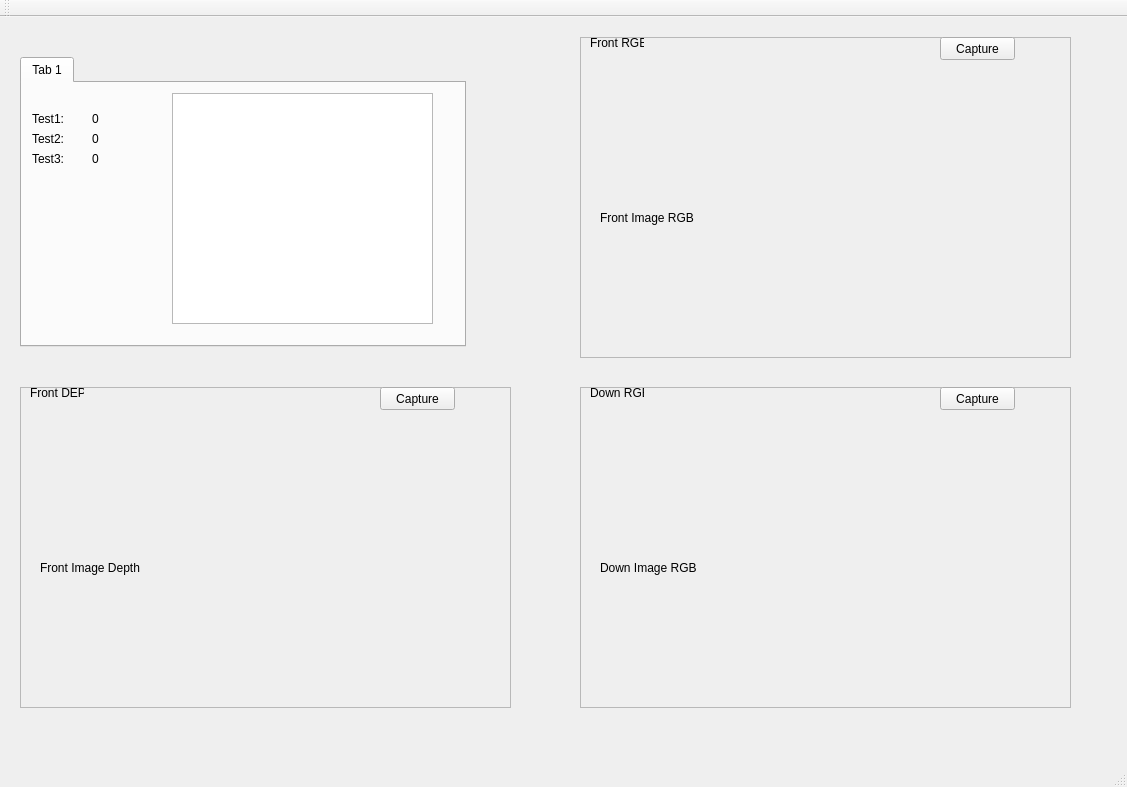
Above: DroneCompetition.ui from KongL1013/2018_summer_com before the change. Below: the same form after it.
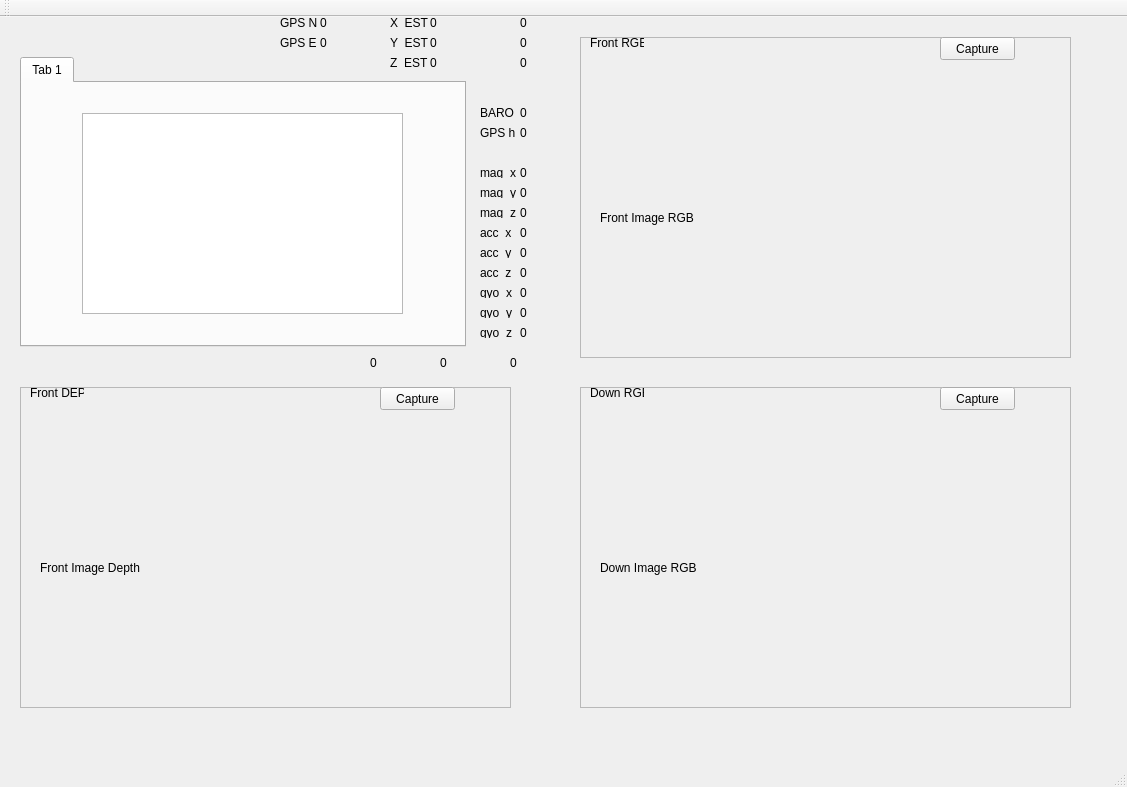
That is the form after the change.

```diff
--- a/DroneCompetition.ui
+++ b/DroneCompetition.ui
@@ -30,91 +30,13 @@
      <attribute name="title">
       <string>Tab 1</string>
      </attribute>
-     <widget class="QLabel" name="label">
-      <property name="geometry">
-       <rect>
-        <x>10</x>
-        <y>30</y>
-        <width>54</width>
-        <height>11</height>
-       </rect>
-      </property>
-      <property name="text">
-       <string>Test1:</string>
-      </property>
-     </widget>
-     <widget class="QLabel" name="label_Test1">
-      <property name="geometry">
-       <rect>
-        <x>70</x>
-        <y>30</y>
-        <width>54</width>
-        <height>11</height>
-       </rect>
-      </property>
-      <property name="text">
-       <string>0</string>
-      </property>
-     </widget>
-     <widget class="QLabel" name="label_3">
-      <property name="geometry">
-       <rect>
-        <x>10</x>
-        <y>50</y>
-        <width>54</width>
-        <height>11</height>
-       </rect>
-      </property>
-      <property name="text">
-       <string>Test2:</string>
-      </property>
-     </widget>
-     <widget class="QLabel" name="label_5">
-      <property name="geometry">
-       <rect>
-        <x>10</x>
-        <y>70</y>
-        <width>54</width>
-        <height>11</height>
-       </rect>
-      </property>
-      <property name="text">
-       <string>Test3:</string>
-      </property>
-     </widget>
-     <widget class="QLabel" name="label_Test2">
-      <property name="geometry">
-       <rect>
-        <x>70</x>
-        <y>50</y>
-        <width>54</width>
-        <height>11</height>
-       </rect>
-      </property>
-      <property name="text">
-       <string>0</string>
-      </property>
-     </widget>
-     <widget class="QLabel" name="label_Test3">
-      <property name="geometry">
-       <rect>
-        <x>70</x>
-        <y>70</y>
-        <width>54</width>
-        <height>11</height>
-       </rect>
-      </property>
-      <property name="text">
-       <string>0</string>
-      </property>
-     </widget>
      <widget class="QTextBrowser" name="textBrowser">
       <property name="geometry">
        <rect>
-        <x>150</x>
-        <y>10</y>
-        <width>261</width>
-        <height>231</height>
+        <x>60</x>
+        <y>30</y>
+        <width>321</width>
+        <height>201</height>
        </rect>
       </property>
      </widget>
@@ -285,6 +207,500 @@
      </property>
     </widget>
    </widget>
+   <widget class="QLabel" name="label_Test2">
+    <property name="geometry">
+     <rect>
+      <x>440</x>
+      <y>340</y>
+      <width>54</width>
+      <height>11</height>
+     </rect>
+    </property>
+    <property name="text">
+     <string>0</string>
+    </property>
+   </widget>
+   <widget class="QLabel" name="gyo_z">
+    <property name="geometry">
+     <rect>
+      <x>520</x>
+      <y>310</y>
+      <width>54</width>
+      <height>11</height>
+     </rect>
+    </property>
+    <property name="text">
+     <string>0</string>
+    </property>
+   </widget>
+   <widget class="QLabel" name="mag_y">
+    <property name="geometry">
+     <rect>
+      <x>520</x>
+      <y>170</y>
+      <width>54</width>
+      <height>11</height>
+     </rect>
+    </property>
+    <property name="text">
+     <string>0</string>
+    </property>
+   </widget>
+   <widget class="QLabel" name="acc_y">
+    <property name="geometry">
+     <rect>
+      <x>520</x>
+      <y>230</y>
+      <width>54</width>
+      <height>11</height>
+     </rect>
+    </property>
+    <property name="text">
+     <string>0</string>
+    </property>
+   </widget>
+   <widget class="QLabel" name="label_10">
+    <property name="geometry">
+     <rect>
+      <x>480</x>
+      <y>230</y>
+      <width>54</width>
+      <height>11</height>
+     </rect>
+    </property>
+    <property name="text">
+     <string>acc_y</string>
+    </property>
+   </widget>
+   <widget class="QLabel" name="mag_z">
+    <property name="geometry">
+     <rect>
+      <x>520</x>
+      <y>190</y>
+      <width>54</width>
+      <height>11</height>
+     </rect>
+    </property>
+    <property name="text">
+     <string>0</string>
+    </property>
+   </widget>
+   <widget class="QLabel" name="label_6">
+    <property name="geometry">
+     <rect>
+      <x>480</x>
+      <y>170</y>
+      <width>54</width>
+      <height>11</height>
+     </rect>
+    </property>
+    <property name="text">
+     <string>mag_y</string>
+    </property>
+   </widget>
+   <widget class="QLabel" name="label">
+    <property name="geometry">
+     <rect>
+      <x>280</x>
+      <y>0</y>
+      <width>54</width>
+      <height>11</height>
+     </rect>
+    </property>
+    <property name="text">
+     <string>GPS N</string>
+    </property>
+   </widget>
+   <widget class="QLabel" name="label_3">
+    <property name="geometry">
+     <rect>
+      <x>280</x>
+      <y>20</y>
+      <width>54</width>
+      <height>11</height>
+     </rect>
+    </property>
+    <property name="text">
+     <string>GPS E</string>
+    </property>
+   </widget>
+   <widget class="QLabel" name="label_Test3">
+    <property name="geometry">
+     <rect>
+      <x>510</x>
+      <y>340</y>
+      <width>54</width>
+      <height>11</height>
+     </rect>
+    </property>
+    <property name="text">
+     <string>0</string>
+    </property>
+   </widget>
+   <widget class="QLabel" name="gps_e">
+    <property name="geometry">
+     <rect>
+      <x>320</x>
+      <y>20</y>
+      <width>54</width>
+      <height>11</height>
+     </rect>
+    </property>
+    <property name="text">
+     <string>0</string>
+    </property>
+   </widget>
+   <widget class="QLabel" name="gyo_y">
+    <property name="geometry">
+     <rect>
+      <x>520</x>
+      <y>290</y>
+      <width>54</width>
+      <height>11</height>
+     </rect>
+    </property>
+    <property name="text">
+     <string>0</string>
+    </property>
+   </widget>
+   <widget class="QLabel" name="label_Test1">
+    <property name="geometry">
+     <rect>
+      <x>370</x>
+      <y>340</y>
+      <width>54</width>
+      <height>11</height>
+     </rect>
+    </property>
+    <property name="text">
+     <string>0</string>
+    </property>
+   </widget>
+   <widget class="QLabel" name="mag_x">
+    <property name="geometry">
+     <rect>
+      <x>520</x>
+      <y>150</y>
+      <width>54</width>
+      <height>11</height>
+     </rect>
+    </property>
+    <property name="text">
+     <string>0</string>
+    </property>
+   </widget>
+   <widget class="QLabel" name="label_12">
+    <property name="geometry">
+     <rect>
+      <x>480</x>
+      <y>270</y>
+      <width>54</width>
+      <height>11</height>
+     </rect>
+    </property>
+    <property name="text">
+     <string>gyo_x</string>
+    </property>
+   </widget>
+   <widget class="QLabel" name="label_9">
+    <property name="geometry">
+     <rect>
+      <x>480</x>
+      <y>210</y>
+      <width>54</width>
+      <height>11</height>
+     </rect>
+    </property>
+    <property name="text">
+     <string>acc_x</string>
+    </property>
+   </widget>
+   <widget class="QLabel" name="label_13">
+    <property name="geometry">
+     <rect>
+      <x>480</x>
+      <y>290</y>
+      <width>54</width>
+      <height>11</height>
+     </rect>
+    </property>
+    <property name="text">
+     <string>gyo_y</string>
+    </property>
+   </widget>
+   <widget class="QLabel" name="gyo_x">
+    <property name="geometry">
+     <rect>
+      <x>520</x>
+      <y>270</y>
+      <width>54</width>
+      <height>11</height>
+     </rect>
+    </property>
+    <property name="text">
+     <string>0</string>
+    </property>
+   </widget>
+   <widget class="QLabel" name="acc_z">
+    <property name="geometry">
+     <rect>
+      <x>520</x>
+      <y>250</y>
+      <width>54</width>
+      <height>11</height>
+     </rect>
+    </property>
+    <property name="text">
+     <string>0</string>
+    </property>
+   </widget>
+   <widget class="QLabel" name="label_11">
+    <property name="geometry">
+     <rect>
+      <x>480</x>
+      <y>250</y>
+      <width>54</width>
+      <height>11</height>
+     </rect>
+    </property>
+    <property name="text">
+     <string>acc_z</string>
+    </property>
+   </widget>
+   <widget class="QLabel" name="acc_x">
+    <property name="geometry">
+     <rect>
+      <x>520</x>
+      <y>210</y>
+      <width>54</width>
+      <height>11</height>
+     </rect>
+    </property>
+    <property name="text">
+     <string>0</string>
+    </property>
+   </widget>
+   <widget class="QLabel" name="gps_n">
+    <property name="geometry">
+     <rect>
+      <x>320</x>
+      <y>0</y>
+      <width>54</width>
+      <height>11</height>
+     </rect>
+    </property>
+    <property name="text">
+     <string>0</string>
+    </property>
+   </widget>
+   <widget class="QLabel" name="label_14">
+    <property name="geometry">
+     <rect>
+      <x>480</x>
+      <y>310</y>
+      <width>54</width>
+      <height>11</height>
+     </rect>
+    </property>
+    <property name="text">
+     <string>gyo_z</string>
+    </property>
+   </widget>
+   <widget class="QLabel" name="label_8">
+    <property name="geometry">
+     <rect>
+      <x>480</x>
+      <y>190</y>
+      <width>54</width>
+      <height>11</height>
+     </rect>
+    </property>
+    <property name="text">
+     <string>mag_z</string>
+    </property>
+   </widget>
+   <widget class="QLabel" name="label_5">
+    <property name="geometry">
+     <rect>
+      <x>480</x>
+      <y>150</y>
+      <width>54</width>
+      <height>11</height>
+     </rect>
+    </property>
+    <property name="text">
+     <string>mag_x</string>
+    </property>
+   </widget>
+   <widget class="QLabel" name="gps_h">
+    <property name="geometry">
+     <rect>
+      <x>520</x>
+      <y>110</y>
+      <width>54</width>
+      <height>11</height>
+     </rect>
+    </property>
+    <property name="text">
+     <string>0</string>
+    </property>
+   </widget>
+   <widget class="QLabel" name="label_15">
+    <property name="geometry">
+     <rect>
+      <x>480</x>
+      <y>110</y>
+      <width>54</width>
+      <height>11</height>
+     </rect>
+    </property>
+    <property name="text">
+     <string>GPS h</string>
+    </property>
+   </widget>
+   <widget class="QLabel" name="baro">
+    <property name="geometry">
+     <rect>
+      <x>520</x>
+      <y>90</y>
+      <width>54</width>
+      <height>11</height>
+     </rect>
+    </property>
+    <property name="text">
+     <string>0</string>
+    </property>
+   </widget>
+   <widget class="QLabel" name="label_16">
+    <property name="geometry">
+     <rect>
+      <x>480</x>
+      <y>90</y>
+      <width>54</width>
+      <height>11</height>
+     </rect>
+    </property>
+    <property name="text">
+     <string>BARO</string>
+    </property>
+   </widget>
+   <widget class="QLabel" name="pz">
+    <property name="geometry">
+     <rect>
+      <x>430</x>
+      <y>40</y>
+      <width>54</width>
+      <height>11</height>
+     </rect>
+    </property>
+    <property name="text">
+     <string>0</string>
+    </property>
+   </widget>
+   <widget class="QLabel" name="label_17">
+    <property name="geometry">
+     <rect>
+      <x>390</x>
+      <y>40</y>
+      <width>54</width>
+      <height>11</height>
+     </rect>
+    </property>
+    <property name="text">
+     <string>Z_EST</string>
+    </property>
+   </widget>
+   <widget class="QLabel" name="py">
+    <property name="geometry">
+     <rect>
+      <x>430</x>
+      <y>20</y>
+      <width>54</width>
+      <height>11</height>
+     </rect>
+    </property>
+    <property name="text">
+     <string>0</string>
+    </property>
+   </widget>
+   <widget class="QLabel" name="label_18">
+    <property name="geometry">
+     <rect>
+      <x>390</x>
+      <y>0</y>
+      <width>54</width>
+      <height>11</height>
+     </rect>
+    </property>
+    <property name="text">
+     <string>X_EST</string>
+    </property>
+   </widget>
+   <widget class="QLabel" name="label_19">
+    <property name="geometry">
+     <rect>
+      <x>390</x>
+      <y>20</y>
+      <width>54</width>
+      <height>11</height>
+     </rect>
+    </property>
+    <property name="text">
+     <string>Y_EST</string>
+    </property>
+   </widget>
+   <widget class="QLabel" name="px">
+    <property name="geometry">
+     <rect>
+      <x>430</x>
+      <y>0</y>
+      <width>54</width>
+      <height>11</height>
+     </rect>
+    </property>
+    <property name="text">
+     <string>0</string>
+    </property>
+   </widget>
+   <widget class="QLabel" name="vz">
+    <property name="geometry">
+     <rect>
+      <x>520</x>
+      <y>40</y>
+      <width>54</width>
+      <height>11</height>
+     </rect>
+    </property>
+    <property name="text">
+     <string>0</string>
+    </property>
+   </widget>
+   <widget class="QLabel" name="vy">
+    <property name="geometry">
+     <rect>
+      <x>520</x>
+      <y>20</y>
+      <width>54</width>
+      <height>11</height>
+     </rect>
+    </property>
+    <property name="text">
+     <string>0</string>
+    </property>
+   </widget>
+   <widget class="QLabel" name="vx">
+    <property name="geometry">
+     <rect>
+      <x>520</x>
+      <y>0</y>
+      <width>54</width>
+      <height>11</height>
+     </rect>
+    </property>
+    <property name="text">
+     <string>0</string>
+    </property>
+   </widget>
   </widget>
   <widget class="QMenuBar" name="menuBar">
    <property name="geometry">
```
